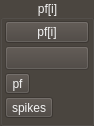
First picture: the form in src/pyphoplacecellanalysis/GUI/Qt/PlacefieldVisualSelectionControls/PlacefieldVisualSelectionWidgetBase.ui, repository CommanderPho/pyPhoPlaceCellAnalysis, before the edit.
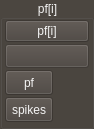
Second picture: the form after the edit. Custom widgets are drawn as their Qt base class.

What changed in the file:
```diff
--- a/src/pyphoplacecellanalysis/GUI/Qt/PlacefieldVisualSelectionControls/PlacefieldVisualSelectionWidgetBase.ui
+++ b/src/pyphoplacecellanalysis/GUI/Qt/PlacefieldVisualSelectionControls/PlacefieldVisualSelectionWidgetBase.ui
@@ -125,15 +125,50 @@
       </item>
       <item>
        <widget class="QToolButton" name="chkbtnPlacefield">
+        <property name="minimumSize">
+         <size>
+          <width>48</width>
+          <height>25</height>
+         </size>
+        </property>
+        <property name="styleSheet">
+         <string notr="true">QToolButton {
+    /*background-color: green;*/
+    color: rgb(244, 244, 244);
+    /*border: 2px green;*/
+    /*border-radius: 22px;*/
+    /*border-style: outset;*/
+	/*border-style: inset;*/
+}
+QToolButton:disabled {
+    color: gray;
+    background-color: gray;
+    border: 1px black;
+    border-style: outset;                
+}
+QToolButton:checked{
+    color: rgb(255, 170, 0); 
+    /*font:  12px; */  
+    font: bold;
+    /*background-color: red;*/
+    border: 1px white;
+    border-style: outset;
+}
+QToolButton:!checked{
+    /*color: black; */
+    /*background-color: green;*/
+    /*border: 1px black;*/
+    /*border-style: outset;*/
+	/*border: 1px black;*/
+    /*border-style: dashed;*/
+}</string>
+        </property>
         <property name="text">
          <string>pf</string>
         </property>
         <property name="checkable">
          <bool>true</bool>
         </property>
-        <property name="checked">
-         <bool>false</bool>
-        </property>
         <property name="popupMode">
          <enum>QToolButton::DelayedPopup</enum>
         </property>
@@ -144,6 +179,43 @@
       </item>
       <item>
        <widget class="QToolButton" name="chkbtnSpikes">
+        <property name="minimumSize">
+         <size>
+          <width>48</width>
+          <height>25</height>
+         </size>
+        </property>
+        <property name="styleSheet">
+         <string notr="true">QToolButton {
+    /*background-color: green;*/
+    color: rgb(244, 244, 244);
+    /*border: 2px green;*/
+    /*border-radius: 22px;*/
+    /*border-style: outset;*/
+	/*border-style: inset;*/
+}
+QToolButton:disabled {
+    color: gray;
+    background-color: gray;
+    border: 1px black;
+    border-style: outset;                
+}
+QToolButton:checked{
+    color: rgb(255, 170, 0); 
+    /*font:  12px; */  
+    font: bold;
+    /*background-color: red;*/
+    border: 1px white;
+    border-style: outset;
+}
+QToolButton:!checked{
+    /*color: black; */
+    /*background-color: green;*/
+    /*border: 1px black;*/
+    /*border-style: outset;*/
+	/*border-style: dashed;*/
+}</string>
+        </property>
         <property name="text">
          <string>spikes</string>
         </property>
@@ -157,7 +229,7 @@
          <enum>QToolButton::DelayedPopup</enum>
         </property>
         <property name="toolButtonStyle">
-         <enum>Qt::ToolButtonTextBesideIcon</enum>
+         <enum>Qt::ToolButtonTextOnly</enum>
         </property>
        </widget>
       </item>
```
